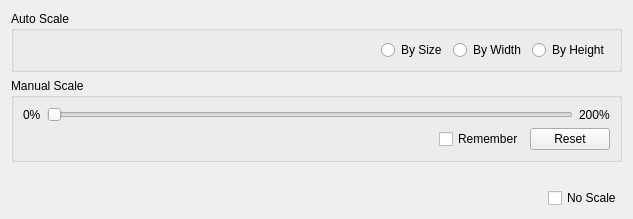
haocxy/smooth-comic, file src/gui/controll-bar-area/scale-setting.ui: the form before one commit.
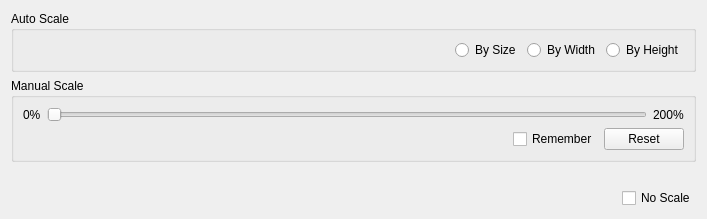
The form after the commit.

Commit message: 设置缩放设置界面中滑动条的最小宽度

```diff
--- a/src/gui/controll-bar-area/scale-setting.ui
+++ b/src/gui/controll-bar-area/scale-setting.ui
@@ -6,8 +6,8 @@
    <rect>
     <x>0</x>
     <y>0</y>
-    <width>633</width>
-    <height>211</height>
+    <width>702</width>
+    <height>217</height>
    </rect>
   </property>
   <property name="windowTitle">
@@ -77,6 +77,12 @@
         </item>
         <item>
          <widget class="QSlider" name="horizontalSlider">
+          <property name="minimumSize">
+           <size>
+            <width>600</width>
+            <height>0</height>
+           </size>
+          </property>
           <property name="orientation">
            <enum>Qt::Horizontal</enum>
           </property>
```
